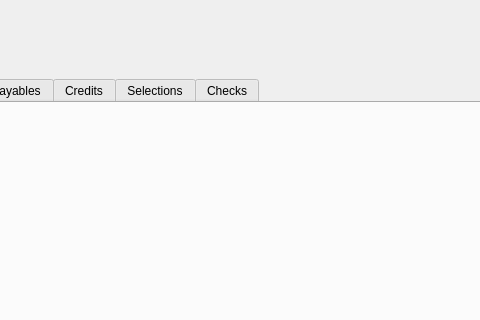
The window that guiclient/apWorkBench.ui (Pegasus-RPG/xtuple-client) describes before a commit, drawn with Qt 5; both pictures show x 145 to 625 and y 0 to 320 of the 800 by 600 pixel window.
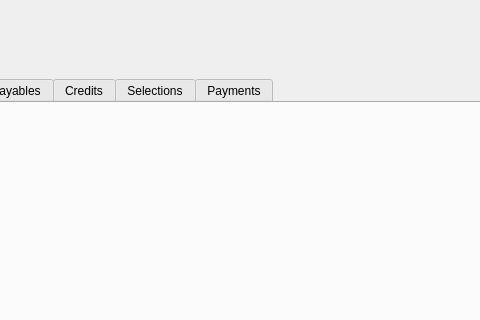
The same window after the commit. Custom widgets are drawn as their Qt base class.

Commit message: Change tab title

Diff of the .ui file:
```diff
--- a/guiclient/apWorkBench.ui
+++ b/guiclient/apWorkBench.ui
@@ -143,7 +143,7 @@
        </widget>
        <widget class="QWidget" name="_checkRunTab" >
         <attribute name="title" >
-         <string>Checks</string>
+         <string>Payments</string>
         </attribute>
         <layout class="QGridLayout" name="_checkRunTabLayout" />
        </widget>
```
